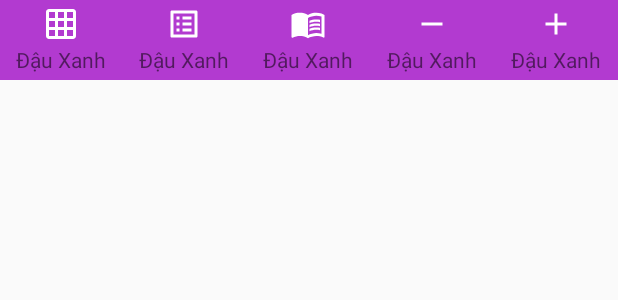
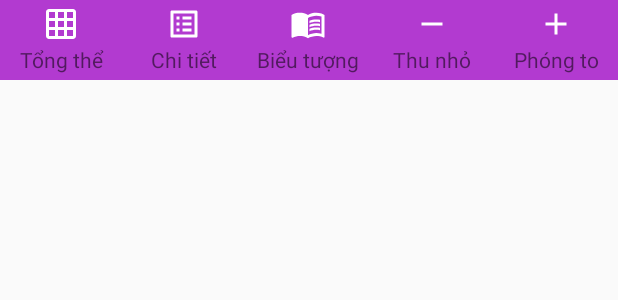
Before and after one commit to wakeup208/TarotFantasy, an Android app: the layout navigation_bottom.xml on its own in the app's theme, with its tools: preview values and no code run, on a phone screen of 412 x 824 dp. Shown: the top 300 px of the screen. Run offline under Robolectric (Android 15) with nearby library versions, the phone set to English and light mode, and no system bars.

Commit message:
Update string for navigation

```diff
--- a/app/src/main/res/layout/navigation_bottom.xml
+++ b/app/src/main/res/layout/navigation_bottom.xml
@@ -32,7 +32,7 @@
             android:layout_width="match_parent"
             android:layout_height="match_parent"
             android:layout_centerInParent="true"
-            android:text="Đậu Xanh"
+            android:text="Tổng thể"
             android:layout_marginTop="2dp"
             android:textAlignment="center"
             android:layout_gravity="center" />
@@ -60,7 +60,7 @@
             android:layout_width="match_parent"
             android:layout_height="match_parent"
             android:layout_centerInParent="true"
-            android:text="Đậu Xanh"
+            android:text="Chi tiết"
             android:layout_marginTop="2dp"
             android:textAlignment="center"
             android:layout_gravity="center" />
@@ -88,7 +88,7 @@
             android:layout_width="match_parent"
             android:layout_height="match_parent"
             android:layout_centerInParent="true"
-            android:text="Đậu Xanh"
+            android:text="Biểu tượng"
             android:layout_marginTop="2dp"
             android:textAlignment="center"
             android:layout_gravity="center" />
@@ -115,7 +115,7 @@
             android:layout_width="match_parent"
             android:layout_height="match_parent"
             android:layout_centerInParent="true"
-            android:text="Đậu Xanh"
+            android:text="Thu nhỏ"
             android:layout_marginTop="2dp"
             android:textAlignment="center"
             android:layout_gravity="center" />
@@ -143,7 +143,7 @@
             android:layout_width="match_parent"
             android:layout_height="match_parent"
             android:layout_centerInParent="true"
-            android:text="Đậu Xanh"
+            android:text="Phóng to"
             android:layout_marginTop="2dp"
             android:textAlignment="center"
             android:layout_gravity="center" />
--- a/app/src/main/res/layout/navigation_bottom_spread.xml
+++ b/app/src/main/res/layout/navigation_bottom_spread.xml
@@ -32,7 +32,7 @@
             android:layout_width="match_parent"
             android:layout_height="match_parent"
             android:layout_centerInParent="true"
-            android:text="Đậu Xanh"
+            android:text="Tổng thể"
             android:layout_marginTop="2dp"
             android:textAlignment="center"
             android:layout_gravity="center" />
@@ -60,7 +60,7 @@
             android:layout_width="match_parent"
             android:layout_height="match_parent"
             android:layout_centerInParent="true"
-            android:text="Đậu Xanh"
+            android:text="Chi tiết"
             android:layout_marginTop="2dp"
             android:textAlignment="center"
             android:layout_gravity="center" />
@@ -89,7 +89,7 @@
             android:layout_width="match_parent"
             android:layout_height="match_parent"
             android:layout_centerInParent="true"
-            android:text="Đậu Xanh"
+            android:text="Sự kết hợp"
             android:layout_marginTop="2dp"
             android:textAlignment="center"
             android:layout_gravity="center" />
--- a/app/src/main/res/layout/navigation_card_view_pager_brower.xml
+++ b/app/src/main/res/layout/navigation_card_view_pager_brower.xml
@@ -32,7 +32,7 @@
             android:layout_width="match_parent"
             android:layout_height="match_parent"
             android:layout_centerInParent="true"
-            android:text="Đậu Xanh"
+            android:text="Chi tiết"
             android:layout_marginTop="2dp"
             android:textAlignment="center"
             android:layout_gravity="center" />
@@ -60,7 +60,7 @@
             android:layout_width="match_parent"
             android:layout_height="match_parent"
             android:layout_centerInParent="true"
-            android:text="Đậu Xanh"
+            android:text="Sự kết hợp"
             android:layout_marginTop="2dp"
             android:textAlignment="center"
             android:layout_gravity="center" />
@@ -87,7 +87,7 @@
             android:layout_width="match_parent"
             android:layout_height="match_parent"
             android:layout_centerInParent="true"
-            android:text="Đậu Xanh"
+            android:text="Màn hình chính"
             android:layout_marginTop="2dp"
             android:textAlignment="center"
             android:layout_gravity="center" />
--- a/app/src/main/res/layout/navigation_trai_bai.xml
+++ b/app/src/main/res/layout/navigation_trai_bai.xml
@@ -32,7 +32,7 @@
             android:layout_width="match_parent"
             android:layout_height="match_parent"
             android:layout_centerInParent="true"
-            android:text="Đậu Xanh"
+            android:text="Tổng thể"
             android:layout_marginTop="2dp"
             android:textAlignment="center"
             android:layout_gravity="center" />
@@ -59,7 +59,7 @@
             android:layout_width="match_parent"
             android:layout_height="match_parent"
             android:layout_centerInParent="true"
-            android:text="Đậu Xanh"
+            android:text="Chi tiết"
             android:layout_marginTop="2dp"
             android:textAlignment="center"
             android:layout_gravity="center" />
@@ -113,7 +113,7 @@
             android:layout_width="match_parent"
             android:layout_height="match_parent"
             android:layout_centerInParent="true"
-            android:text="Đậu Xanh"
+            android:text="Mở / Đóng"
             android:layout_marginTop="2dp"
             android:textAlignment="center"
             android:layout_gravity="center" />
```
Also changed, not shown: app/src/main/res/layout/activity_profile.xml (+4 -5 lines), app/src/main/res/layout/new_main_activity.xml (+1 -11 lines).
